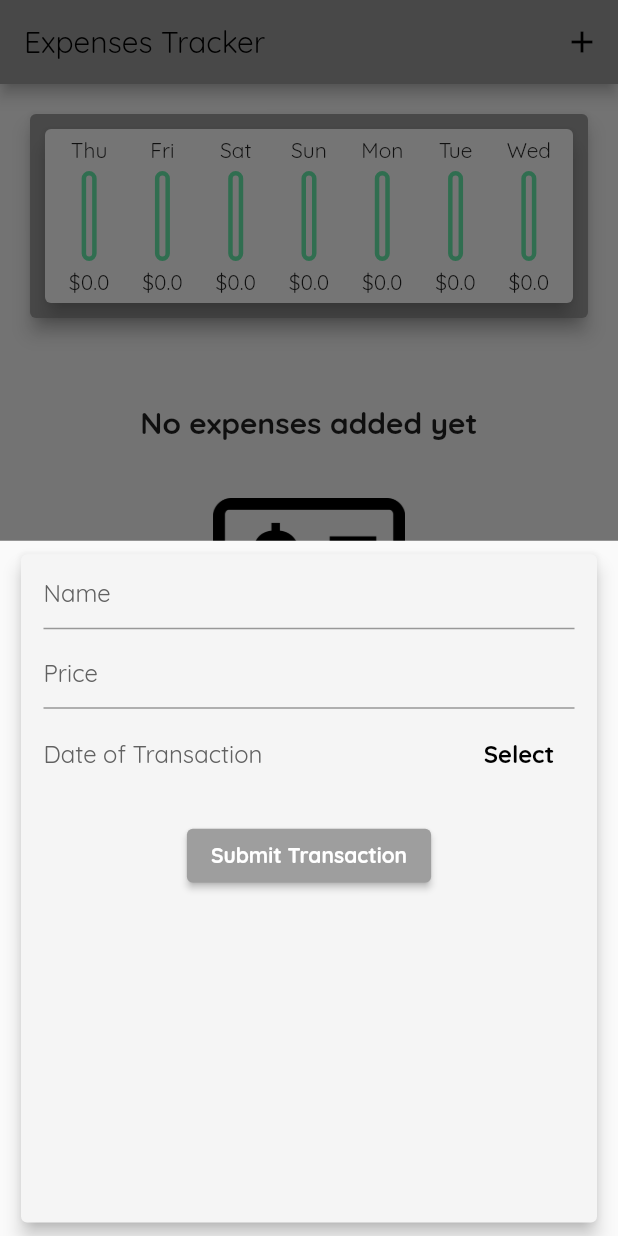
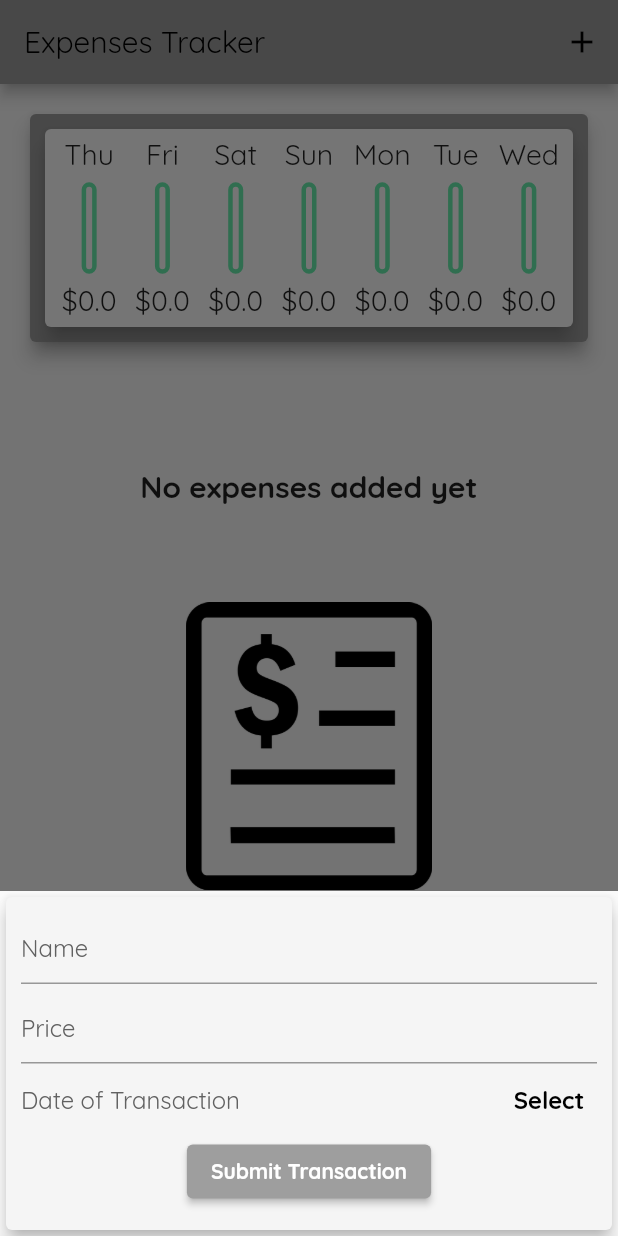
Before and after one commit to VictorrCano/personal-expenses-app, a Flutter app: the screen it shows after launch, after a tap on the "add" icon, on a phone screen of 412 x 824 dp. Run offline on Flutter 3.47's test engine with Material 2 defaults, Android fonts, the phone set to English and light mode, and no system bars.

Commit message:
finalised dynamic resizing depending on screen size

```diff
--- a/lib/main.dart
+++ b/lib/main.dart
@@ -1,6 +1,7 @@
 import 'package:flutter/material.dart';
 import 'package:intl/intl.dart';
 import 'package:uuid/uuid.dart';
+import 'package:flutter/services.dart';
 
 import './models/transcation.dart';
 import './widgets/new_transaction.dart';
@@ -8,6 +9,9 @@ import './widgets/transaction_list.dart';
 import './widgets/chart.dart';
 
 void main() {
+  WidgetsFlutterBinding.ensureInitialized();
+  SystemChrome.setPreferredOrientations(
+      [DeviceOrientation.portraitUp, DeviceOrientation.portraitDown]);
   runApp(MyApp());
 }
 
@@ -31,29 +35,7 @@ class MyHomePage extends StatefulWidget {
 }
 
 class _MyHomePageState extends State<MyHomePage> {
-  final List<Transaction> _userTransactions = [
-    /**
-    Transaction('1', 7, 't1', DateTime(2022, 09, 15, 23, 21, 19, 807517),
-        'Fri, Sep 15, 2022'),
-    Transaction('1', 5, 't1', DateTime(2022, 09, 16, 23, 21, 19, 807517),
-        'Fri, Sep 16, 2022'),
-        */
-    //Transaction('2', 5, 't2', DateTime(2022, 09, 17, 23, 21, 19, 807517),
-    //    'Fri, Sep 17, 2022'),
-    //Transaction('3', 5, 't3', DateTime(2022, 09, 18, 23, 21, 19, 807517),
-    //    'Fri, Sep 18, 2022'),
-    /**Transaction('4', 5, 't4', DateTime(2022, 09, 19, 23, 21, 19, 807517),
-        'Fri, Sep 19, 2022'),
-    Transaction('5', 5, 't5', DateTime(2022, 09, 20, 23, 21, 19, 807517),
-        'Fri, Sep 20, 2022'),
-    Transaction('6', 5, 't6', DateTime(2022, 09, 21, 23, 21, 19, 807517),
-        'Fri, Sep 21, 2022'),
-    Transaction('7', 5, 't7', DateTime(2022, 09, 22, 23, 21, 19, 807517),
-        'Fri, Sep 22, 2022'),
-    Transaction('8', 5, 't8', DateTime(2022, 09, 22, 23, 21, 20, 807517),
-        'Fri, Sep 22, 2022'),
-      */
-  ];
+  final List<Transaction> _userTransactions = [];
 
   void _openNewTransactionSheet(BuildContext context) {
     showModalBottomSheet(
@@ -87,31 +69,45 @@ class _MyHomePageState extends State<MyHomePage> {
 
   @override
   Widget build(BuildContext context) {
-    //print(titleInput);
-    //print(costInput);
-    return Scaffold(
-      appBar: AppBar(title: Text('Expenses Tracker'), actions: [
+    bool isLandscape =
+        MediaQuery.of(context).orientation == Orientation.landscape;
+    final appBar = AppBar(title: Text('Expenses Tracker'), actions: [
       IconButton(
         icon: Icon(Icons.add),
         onPressed: () => _openNewTransactionSheet(context),
       ),
-      ]),
+    ]);
+
+    print(MediaQuery.of(context).size.height);
+    print(appBar.preferredSize.height);
+    print(MediaQuery.of(context).padding.top);
+
+    return Scaffold(
+      appBar: appBar,
       body: SingleChildScrollView(
         child: Column(
-          //mainAxisAlignment: MainAxisAlignment.start,
           crossAxisAlignment: CrossAxisAlignment.stretch,
           children: [
-            Card(
+            Container(
+              height: (MediaQuery.of(context).size.height -
+                      appBar.preferredSize.height -
+                      MediaQuery.of(context).padding.top) *
+                  0.25,
+              child: Card(
                 margin: EdgeInsets.all(20),
                 elevation: 5,
                 color: Theme.of(context).primaryColor,
                 child: Chart(_userTransactions),
               ),
+            ),
             _userTransactions.isEmpty
                 ? Column(children: [
                     Container(
                         alignment: Alignment.center,
-                        height: 100,
+                        height: (MediaQuery.of(context).size.height -
+                                appBar.preferredSize.height -
+                                MediaQuery.of(context).padding.top) *
+                            0.2,
                         child: const Text(
                           'No expenses added yet',
                           style: TextStyle(
@@ -121,13 +117,23 @@ class _MyHomePageState extends State<MyHomePage> {
                         )),
                     Image.asset(
                       'assets/images/clipart2333307.png',
-                      height: 150,
+                      height: (MediaQuery.of(context).size.height -
+                              appBar.preferredSize.height -
+                              MediaQuery.of(context).padding.top) *
+                          0.25,
                     ),
                   ])
-                : TransactionList(_userTransactions, _deleteTransaction),
+                : Container(
+                    height: (MediaQuery.of(context).size.height -
+                            appBar.preferredSize.height -
+                            MediaQuery.of(context).padding.top) *
+                        0.75,
+                    child:
+                        TransactionList(_userTransactions, _deleteTransaction),
+                  ),
           ],
         ),
-      ),
+      ), //singlechildscrollview
       floatingActionButtonLocation: FloatingActionButtonLocation.centerFloat,
       floatingActionButton: FloatingActionButton(
         child: Icon(Icons.add),
--- a/lib/widgets/chart.dart
+++ b/lib/widgets/chart.dart
@@ -38,7 +38,8 @@ class Chart extends StatelessWidget {
 
   @override
   Widget build(BuildContext context) {
-    return Card(
+    return Container(
+      child: Card(
           elevation: 6,
           margin: EdgeInsets.all(10),
           child: Container(
@@ -57,6 +58,7 @@ class Chart extends StatelessWidget {
                       ))
                   .toList(),
             ),
-        ));
+          )),
+    );
   }
 }
--- a/lib/widgets/chart_bar.dart
+++ b/lib/widgets/chart_bar.dart
@@ -12,11 +12,17 @@ class ChartBar extends StatelessWidget {
 
   @override
   Widget build(BuildContext context) {
+    return LayoutBuilder(
+      builder: (ctx, constraints) {
         return Column(children: [
-      Text(label),
-      SizedBox(height: 5),
           Container(
-        height: 60,
+              height: constraints.maxHeight * 0.2,
+              child: FittedBox(child: Text(label))),
+          SizedBox(
+            height: constraints.maxHeight * 0.05,
+          ),
+          Container(
+            height: constraints.maxHeight * 0.5,
             width: 10,
             child: Stack(
               alignment: Alignment.bottomCenter,
@@ -40,8 +46,17 @@ class ChartBar extends StatelessWidget {
               ],
             ),
           ),
-      SizedBox(height: 5),
-      FittedBox(child: Text('\$' + spendingForDay.toString())),
+          SizedBox(
+            height: constraints.maxHeight * 0.05,
+          ),
+          Container(
+            height: constraints.maxHeight * 0.2,
+            child: FittedBox(
+              child: Text('\$' + spendingForDay.toString()),
+            ),
+          ),
         ]);
+      },
+    );
   }
 }
--- a/lib/widgets/new_transaction.dart
+++ b/lib/widgets/new_transaction.dart
@@ -53,13 +53,16 @@ class _NewTransactionState extends State<NewTransaction> {
 
   @override
   Widget build(BuildContext context) {
-    return Container(
-      margin: EdgeInsets.fromLTRB(10, 5, 10, 5),
+    return SingleChildScrollView(
       child: Card(
         color: Theme.of(context).primaryColorLight,
         elevation: 5,
         child: Container(
-          padding: EdgeInsets.fromLTRB(15, 2, 15, 2),
+          padding: EdgeInsets.only(
+              top: 10,
+              left: 10,
+              right: 10,
+              bottom: MediaQuery.of(context).viewInsets.bottom + 15),
           child: Column(
             mainAxisAlignment: MainAxisAlignment.start,
             children: [
@@ -81,9 +84,7 @@ class _NewTransactionState extends State<NewTransaction> {
                 keyboardType: TextInputType.number,
                 onSubmitted: (_) => onSubmittedCallBack(),
               ),
-              Padding(
-                padding: const EdgeInsets.fromLTRB(0, 6.0, 5.0, 0),
-                child: Row(
+              Row(
                 mainAxisAlignment: MainAxisAlignment.spaceBetween,
                 children: [
                   _dateVal.year == 0
@@ -94,8 +95,9 @@ class _NewTransactionState extends State<NewTransaction> {
                             fontSize: 16,
                           ),
                         )
-                          : Text(DateFormat.yMMMEd()
-                              .format(_dateVal)), //Text('Date of Transaction')
+                      : Text(
+                          DateFormat.yMMMEd().format(_dateVal),
+                        ), //Text('Date of Transaction')
                   TextButton(
                     onPressed: datePickingButton,
                     child: const Text(
@@ -104,12 +106,11 @@ class _NewTransactionState extends State<NewTransaction> {
                           fontWeight: FontWeight.w800,
                           color: Colors.black,
                           fontSize: 16),
-                          )),
-                    ]),
                     ),
-              Padding(
-                padding: const EdgeInsets.all(20.0),
-                child: ElevatedButton(
+                  ),
+                ],
+              ),
+              ElevatedButton(
                   onPressed: onSubmittedCallBack,
                   child: const Text(
                     'Submit Transaction',
@@ -118,11 +119,11 @@ class _NewTransactionState extends State<NewTransaction> {
                         //fontSize: 18,
                         ),
                   )),
-              ),
             ],
           ),
         ),
       ),
     );
+    //);
   }
 }
--- a/lib/widgets/transaction_list.dart
+++ b/lib/widgets/transaction_list.dart
@@ -17,7 +17,6 @@ class TransactionList extends StatelessWidget {
   Widget build(BuildContext context) {
     return Container(
       padding: EdgeInsets.only(top: 10),
-      height: 515,
       child: ListView.builder(
         itemCount: _transactions.length,
         itemBuilder: ((context, index) {
```
Lines whose indentation alone changed are shown as unchanged.
